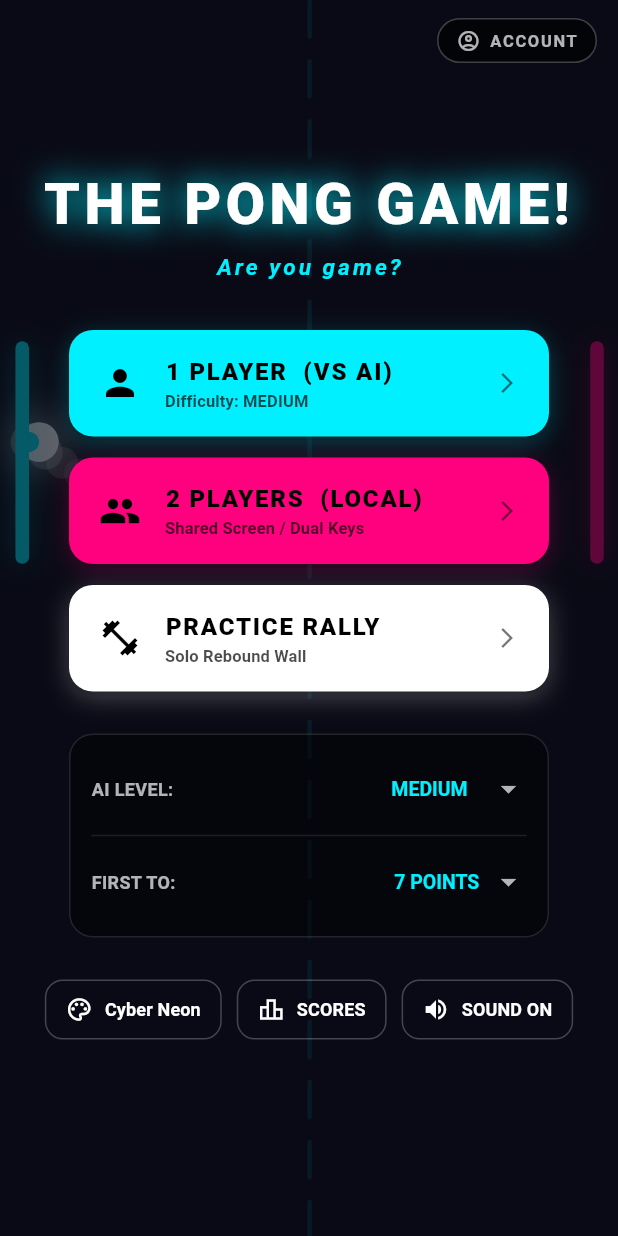
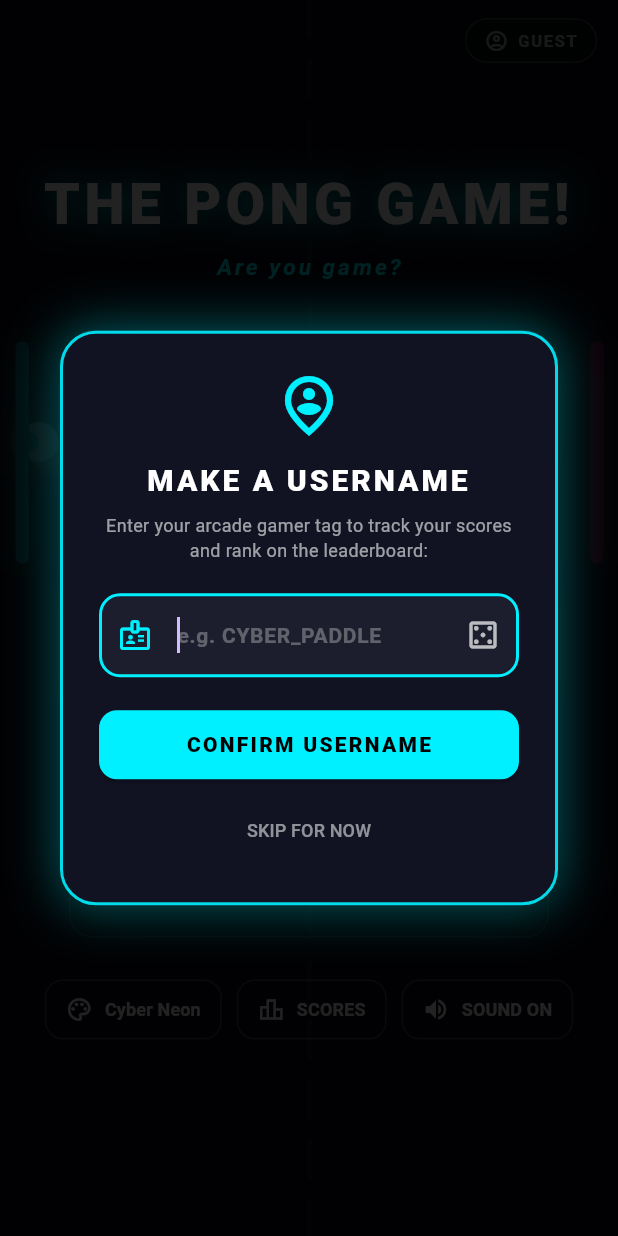
Before and after one commit to ImJustIvaan/PongGame, a Flutter app: the screen it shows after launch, on a phone screen of 412 x 824 dp. Run offline on Flutter 3.47's test engine with Material 3 defaults, Android fonts, the phone set to English and light mode, and no system bars; our stand-ins replace flutter_dotenv, shared_preferences, supabase_flutter; accounts and stored records are empty.

Commit message:
feat: prompt player for arcade username on first launch and sync to records

```diff
--- a/lib/screens/account_dialog.dart
+++ b/lib/screens/account_dialog.dart
@@ -27,7 +27,7 @@ class _AccountDialogState extends State<AccountDialog> with SingleTickerProvider
   // Form Controllers
   final _emailController = TextEditingController();
   final _passwordController = TextEditingController();
-  final _usernameController = TextEditingController();
+  final _usernameController = TextEditingController(text: StorageService.instance.getUsername() ?? '');
 
   bool _isLoading = false;
   String? _errorMessage;
--- a/lib/screens/main_menu_screen.dart
+++ b/lib/screens/main_menu_screen.dart
@@ -1,3 +1,4 @@
+import '../widgets/username_prompt_dialog.dart';
 import 'package:flutter/material.dart';
 import 'package:flutter/scheduler.dart';
 import '../game/game_theme.dart';
@@ -35,6 +36,11 @@ class _MainMenuScreenState extends State<MainMenuScreen> with SingleTickerProvid
     _soundEnabled = StorageService.instance.getSoundEnabled();
     SoundService.instance.isMuted = !_soundEnabled;
 
+    // Check if player hasn't set a username yet
+    WidgetsBinding.instance.addPostFrameCallback((_) {
+      _checkFirstTimeUsername();
+    });
+
     // Attract mode background demo (AI vs AI playing)
     _attractEngine = PongEngine(mode: GameMode.attractMode);
     _attractTicker = createTicker((elapsed) {
@@ -68,6 +74,21 @@ class _MainMenuScreenState extends State<MainMenuScreen> with SingleTickerProvid
         ),
       ),
     );
+  }
+
+  void _checkFirstTimeUsername() async {
+    final username = StorageService.instance.getUsername();
+    if (username == null || username.trim().isEmpty) {
+      if (!SupabaseService.instance.isLoggedIn && mounted) {
+        await UsernamePromptDialog.show(context, _theme);
+        if (mounted) setState(() {});
+      }
+    }
+  }
+
+  void _editUsername() async {
+    await UsernamePromptDialog.show(context, _theme);
+    if (mounted) setState(() {});
   }
 
   @override
@@ -223,6 +244,7 @@ class _MainMenuScreenState extends State<MainMenuScreen> with SingleTickerProvid
                   await AccountDialog.show(context, _theme);
                   setState(() {});
                 },
+                onLongPress: _editUsername,
                 child: Container(
                   padding: const EdgeInsets.symmetric(horizontal: 12, vertical: 6),
                   decoration: BoxDecoration(
@@ -248,9 +270,7 @@ class _MainMenuScreenState extends State<MainMenuScreen> with SingleTickerProvid
                       ),
                       const SizedBox(width: 6),
                       Text(
-                        SupabaseService.instance.isLoggedIn
-                            ? SupabaseService.instance.currentUsername.toUpperCase()
-                            : 'ACCOUNT',
+                        SupabaseService.instance.currentUsername.toUpperCase(),
                         style: TextStyle(
                           color: SupabaseService.instance.isLoggedIn
                               ? _theme.paddle1Color
--- a/lib/services/storage_service.dart
+++ b/lib/services/storage_service.dart
@@ -3,6 +3,11 @@ import '../game/game_theme.dart';
 import '../game/pong_engine.dart';
 
 class StorageService {
+  String? getUsername() => _prefs?.getString('player_username');
+  Future<void> saveUsername(String name) async {
+    await _prefs?.setString('player_username', name.trim());
+  }
+
   static final StorageService instance = StorageService._();
   StorageService._();
 
--- a/lib/services/supabase_service.dart
+++ b/lib/services/supabase_service.dart
@@ -1,3 +1,4 @@
+import 'storage_service.dart';
 import 'package:flutter/foundation.dart';
 import 'package:supabase_flutter/supabase_flutter.dart';
 import '../config/supabase_config.dart';
@@ -44,7 +45,13 @@ class SupabaseService {
   bool get isLoggedIn => currentUser != null;
 
   String get currentUsername {
-    if (!isLoggedIn) return 'Guest';
+    if (!isLoggedIn) {
+      final local = StorageService.instance.getUsername();
+      if (local != null && local.trim().isNotEmpty) {
+        return local.trim();
+      }
+      return 'Guest';
+    }
     final metadata = currentUser?.userMetadata;
     return metadata?['username'] as String? ??
         currentUser?.email?.split('@').first ??
--- /dev/null
+++ b/lib/widgets/username_prompt_dialog.dart
@@ -0,0 +1,180 @@
+import 'dart:math';
+import 'package:flutter/material.dart';
+import '../game/game_theme.dart';
+import '../services/storage_service.dart';
+
+class UsernamePromptDialog extends StatefulWidget {
+  final PongTheme theme;
+
+  const UsernamePromptDialog({super.key, required this.theme});
+
+  static Future<String?> show(BuildContext context, PongTheme theme) {
+    return showDialog<String>(
+      context: context,
+      barrierDismissible: false,
+      barrierColor: Colors.black87,
+      builder: (_) => UsernamePromptDialog(theme: theme),
+    );
+  }
+
+  @override
+  State<UsernamePromptDialog> createState() => _UsernamePromptDialogState();
+}
+
+class _UsernamePromptDialogState extends State<UsernamePromptDialog> {
+  final TextEditingController _controller = TextEditingController();
+  String? _error;
+
+  static const List<String> _randomNames = [
+    'CYBER_PADDLE',
+    'NEON_VIPER',
+    'PONG_ACE',
+    'RETRO_STRIKE',
+    'ARCADE_HERO',
+    'QUANTUM_SPIN',
+    'SHADOW_HIT',
+    'HYPER_BALL',
+    'PADDLE_KING',
+    'TURBO_RALLY',
+  ];
+
+  @override
+  void initState() {
+    super.initState();
+    final existing = StorageService.instance.getUsername();
+    if (existing != null && existing.isNotEmpty) {
+      _controller.text = existing;
+    }
+  }
+
+  @override
+  void dispose() {
+    _controller.dispose();
+    super.dispose();
+  }
+
+  void _generateRandom() {
+    final rand = _randomNames[Random().nextInt(_randomNames.length)];
+    final suffix = Random().nextInt(99) + 1;
+    setState(() {
+      _controller.text = '$rand$suffix';
+      _error = null;
+    });
+  }
+
+  void _submit() async {
+    final name = _controller.text.trim();
+    if (name.isEmpty) {
+      setState(() => _error = 'Please enter a username or click Random.');
+      return;
+    }
+    if (name.length < 2) {
+      setState(() => _error = 'Username must be at least 2 characters.');
+      return;
+    }
+
+    await StorageService.instance.saveUsername(name);
+    if (mounted) {
+      Navigator.of(context).pop(name);
+    }
+  }
+
+  @override
+  Widget build(BuildContext context) {
+    return Dialog(
+      backgroundColor: Colors.transparent,
+      child: Container(
+        width: 360,
+        padding: const EdgeInsets.all(24),
+        decoration: BoxDecoration(
+          color: const Color(0xFF111222),
+          borderRadius: BorderRadius.circular(24),
+          border: Border.all(color: widget.theme.paddle1Color.withValues(alpha: 0.9), width: 2),
+          boxShadow: [
+            BoxShadow(
+              color: widget.theme.paddle1Color.withValues(alpha: 0.35),
+              blurRadius: 28,
+              spreadRadius: 2,
+            ),
+          ],
+        ),
+        child: Column(
+          mainAxisSize: MainAxisSize.min,
+          children: [
+            Icon(Icons.person_pin_circle_outlined, size: 48, color: widget.theme.paddle1Color),
+            const SizedBox(height: 12),
+            Text(
+              'MAKE A USERNAME',
+              textAlign: TextAlign.center,
+              style: TextStyle(
+                color: widget.theme.ballColor,
+                fontSize: 20,
+                fontWeight: FontWeight.w900,
+                letterSpacing: 2,
+              ),
+            ),
+            const SizedBox(height: 6),
+            const Text(
+              'Enter your arcade gamer tag to track your scores and rank on the leaderboard:',
+              textAlign: TextAlign.center,
+              style: TextStyle(color: Colors.white60, fontSize: 12, height: 1.4),
+            ),
+            const SizedBox(height: 20),
+            TextField(
+              controller: _controller,
+              autofocus: true,
+              style: TextStyle(color: widget.theme.ballColor, fontWeight: FontWeight.bold, fontSize: 16),
+              decoration: InputDecoration(
+                hintText: 'e.g. CYBER_PADDLE',
+                hintStyle: const TextStyle(color: Colors.white30, fontSize: 14),
+                prefixIcon: Icon(Icons.badge_outlined, color: widget.theme.paddle1Color),
+                suffixIcon: IconButton(
+                  tooltip: 'Random Gamertag',
+                  icon: const Icon(Icons.casino_outlined, color: Colors.white70),
+                  onPressed: _generateRandom,
+                ),
+                filled: true,
+                fillColor: Colors.white.withValues(alpha: 0.05),
+                border: OutlineInputBorder(borderRadius: BorderRadius.circular(14), borderSide: BorderSide.none),
+                focusedBorder: OutlineInputBorder(
+                  borderRadius: BorderRadius.circular(14),
+                  borderSide: BorderSide(color: widget.theme.paddle1Color, width: 2),
+                ),
+              ),
+              onSubmitted: (_) => _submit(),
+            ),
+            if (_error != null) ...[
+              const SizedBox(height: 8),
+              Text(_error!, style: const TextStyle(color: Colors.redAccent, fontSize: 12)),
+            ],
+            const SizedBox(height: 22),
+            SizedBox(
+              width: double.infinity,
+              height: 46,
+              child: ElevatedButton(
+                style: ElevatedButton.styleFrom(
+                  backgroundColor: widget.theme.paddle1Color,
+                  foregroundColor: Colors.black,
+                  shape: RoundedRectangleBorder(borderRadius: BorderRadius.circular(12)),
+                ),
+                onPressed: _submit,
+                child: const Text(
+                  'CONFIRM USERNAME',
+                  style: TextStyle(fontWeight: FontWeight.w900, letterSpacing: 1.5, fontSize: 14),
+                ),
+              ),
+            ),
+            const SizedBox(height: 10),
+            TextButton(
+              onPressed: () {
+                // Skip / play as guest
+                Navigator.of(context).pop();
+              },
+              child: const Text('SKIP FOR NOW', style: TextStyle(color: Colors.white54, fontSize: 12)),
+            ),
+          ],
+        ),
+      ),
+    );
+  }
+}
```
